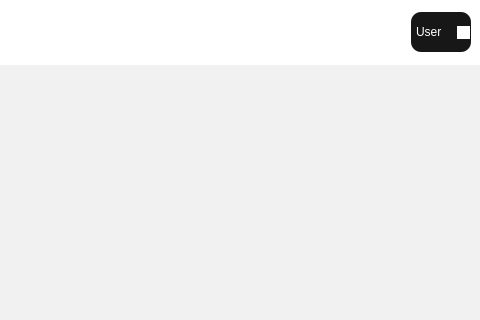
Qt form simple_gram_desktop/constructor_app/widgets/client_widget.ui (cuttlesystems/simplegram) before a commit; both pictures show x 800 to 1280 and y 0 to 320 of the 1280 by 720 pixel window.
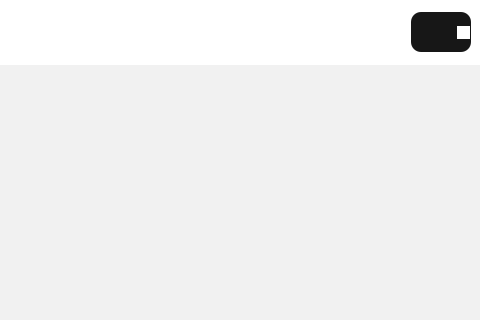
The same form after that commit. Icons and pictures are not drawn. Custom widgets are drawn as their Qt base class.

```diff
--- a/simple_gram_desktop/constructor_app/widgets/client_widget.ui
+++ b/simple_gram_desktop/constructor_app/widgets/client_widget.ui
@@ -450,13 +450,14 @@
 QComboBox::down-arrow:on { /* shift the arrow when popup is open */
     top: 1px;
     left: 1px;
+}
+
+QComboBox QAbstractItemView {
+    border: 2px solid darkgray;
+    selection-background-color: lightgray;
+	width: 150px;
 }</string>
             </property>
-            <item>
-             <property name="text">
-              <string>User</string>
-             </property>
-            </item>
            </widget>
           </item>
          </layout>
```
Left out of the diff: 6 changed lines with no effect on the pictures.
